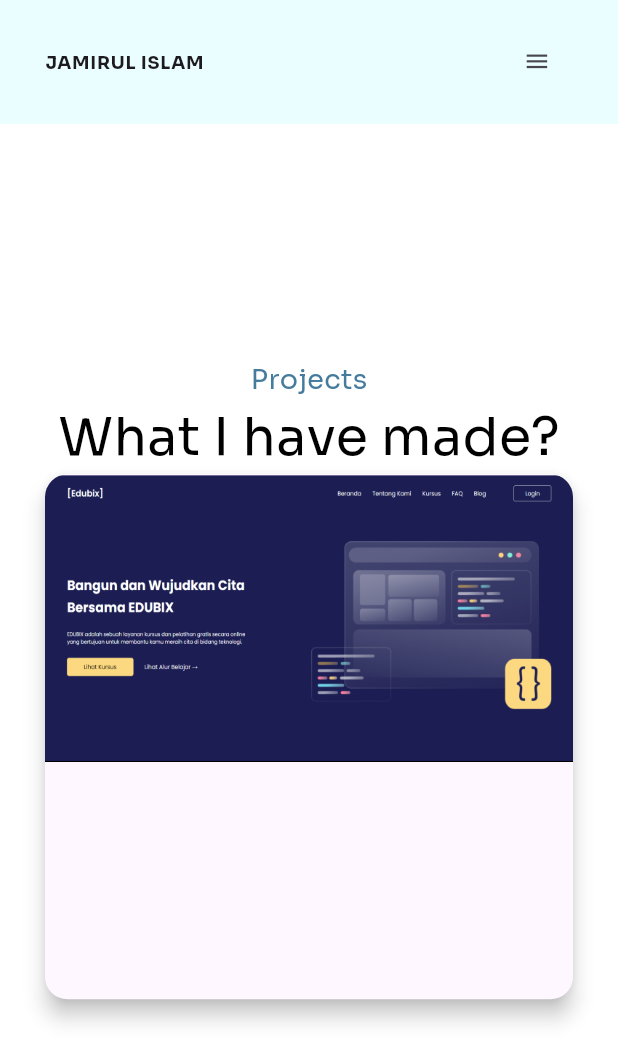
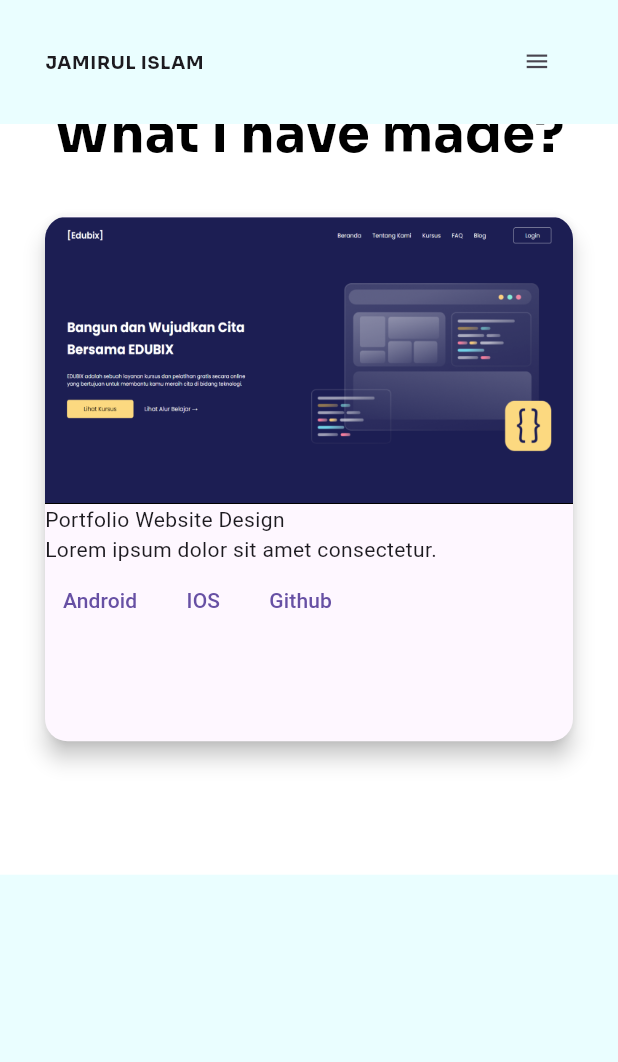
Before and after one commit to rowjoy/Protflio_website, a Flutter app: the screen it shows after launch, swiped to page 4, on a phone screen of 412 x 824 dp. Shown: the top 1062 px of the screen. Run offline on Flutter 3.47's test engine with Material 3 defaults, Android fonts, the light colour scheme and no system bars; drawn by our look-alikes of auto_size_text, flutter_animate; our stand-ins replace avatar_glow, flutter_riverpod, flutter_svg, google_fonts, hexcolor; missing offline and left inert: animate_text, flutter_syntax_view.

Commit message:
Animation implement

```diff
--- a/lib/base_section.dart
+++ b/lib/base_section.dart
@@ -46,13 +46,9 @@ class BaseSection extends StatelessWidget {
           ),
         ),
       ),
-      body: PageView(
+      body: ListView(
         controller: pageController,
         physics: BouncingScrollPhysics(),
-        onPageChanged: (index){
-          // ignore: avoid_print
-          print("Current page ${index}");
-        },
         scrollDirection: Axis.vertical,
         children: [
             ///[ --------HomeSection view------------ ]
@@ -60,25 +56,14 @@ class BaseSection extends StatelessWidget {
               padding: EdgeInsets.only(left: WebSizes.padding(context), right: WebSizes.padding(context)),
               child: Container(
                 height: context.webHight,
-                child: Animate(
-                  effects: [FadeEffect(), ScaleEffect()],
-                  child: HomeSection()
-                ),
+                child: HomeSection(),
               ),
             ),
             ///[-------- About me -------------]
             Container(
-              //height: context.webHight * 0.7,
-              // width: context.webwidth,
+              height: context.webHight / 1.3,
               decoration: BoxDecoration(
                 color: Colors.white,
-                image: DecorationImage(
-                  image: AssetImage("assets/about-animi.gif"),
-                  fit: BoxFit.cover,
-                  opacity: 0.1,
-                  isAntiAlias: true,
-                  colorFilter: ColorFilter.mode(Colors.white, BlendMode.exclusion),
-                ),
               ),
               child: Padding(
                 padding: EdgeInsets.only(left: WebSizes.padding(context), right: WebSizes.padding(context)),
@@ -87,13 +72,14 @@ class BaseSection extends StatelessWidget {
             ),
             ///[------------Skill Section--------------]
             Container(
+              height: context.webHight / 1.3,
               child: Padding(
                 padding: EdgeInsets.only(left: WebSizes.padding(context), right: WebSizes.padding(context)),
                 child: SkillSection(),
               ),
             ),
             Container(
-              height: 500,
+              height: context.webHight / 1.3,
               color: WebColors.colorsWhite,
               child: Padding(
                 padding:  EdgeInsets.only(left: WebSizes.padding(context), right: WebSizes.padding(context)),
@@ -102,8 +88,7 @@ class BaseSection extends StatelessWidget {
              // color: Colors.blue,
             ),
             Container(
-              height: 500,
-              color: Colors.amber,
+              height: 300,
             ),
         ],
       ),
--- a/lib/core/theme.dart
+++ b/lib/core/theme.dart
@@ -4,8 +4,9 @@ import 'package:google_fonts/google_fonts.dart';
 import 'package:protflio_website/core/web_colors.dart';
 
 class TextStyleTheme {
-  static smallText()=> GoogleFonts.sora(textStyle: TextStyle(fontSize: 18,color: WebColors.secendryColors));
-  static largeText()=> GoogleFonts.sora(textStyle:TextStyle(color: WebColors.backColors,fontSize: 35,),);
+  static smallText()=> GoogleFonts.sora(textStyle: TextStyle(fontSize: 18,color: WebColors.secendryColors,fontWeight: FontWeight.w700));
+  static smallText2()=> GoogleFonts.sora(textStyle: TextStyle(fontSize: 18,color: WebColors.secendryColors));
+  static largeText()=> GoogleFonts.sora(textStyle:TextStyle(color: WebColors.backColors,fontSize: 35, fontWeight: FontWeight.bold),);
   static bodyText ()=> GoogleFonts.sora (textStyle : TextStyle(color: WebColors.backColors,fontSize: 15));
   static sKillText()=> GoogleFonts.sora(textStyle: TextStyle(fontSize: 18,color: WebColors.colorsWhite));
 }
--- a/lib/section/about_me_section.dart
+++ b/lib/section/about_me_section.dart
@@ -2,6 +2,7 @@
 
 import 'package:auto_size_text/auto_size_text.dart';
 import 'package:flutter/material.dart';
+import 'package:flutter_animate/flutter_animate.dart';
 import 'package:flutter_svg/flutter_svg.dart';
 import 'package:protflio_website/core/theme.dart';
 import 'package:protflio_website/core/web_extention.dart';
@@ -20,14 +21,14 @@ class AboutMeSection extends StatelessWidget {
          return Container(
            child: !WebSizes.mobileDevice(context) ? Row(
              children: [
-                AboutMeImage(cwidth: cwidth * 0.3, chight: chight * 0.6),
+                AboutMeImage(cwidth: cwidth * 0.3, chight: chight * 0.6).animate().fade().scale().move(delay: 300.ms, duration: 600.ms),
                 InformationText(cwidth: cwidth, chight: chight),
              ],
            ) : Column(
              mainAxisAlignment: MainAxisAlignment.center,
              crossAxisAlignment: CrossAxisAlignment.center,
              children: [
-                 AboutMeImage(cwidth: cwidth * 0.3, chight: chight * 0.6),
+                 AboutMeImage(cwidth: cwidth * 0.3, chight: chight * 0.6).animate().fade().scale().move(delay: 300.ms, duration: 600.ms),
                  InformationText(cwidth: cwidth, chight: chight),
                  SizedBox(height: chight * 0.1,),
              ],
--- a/lib/section/project_section.dart
+++ b/lib/section/project_section.dart
@@ -20,7 +20,7 @@ class ProjectSection extends StatelessWidget {
              Text("What I have made?",
                style: TextStyleTheme.largeText(),
              ),
-
+             SizedBox(height: 30),
              Material(
                elevation: 6,
                shape: RoundedRectangleBorder(
@@ -32,15 +32,6 @@ class ProjectSection extends StatelessWidget {
                  decoration: BoxDecoration(
                    borderRadius: BorderRadius.circular(15),
                  ),
-                //  decoration: BoxDecoration(
-                //     image: DecorationImage(
-                //       repeat: ImageRepeat.noRepeat,
-                //       scale: 0.5,
-                //       alignment: Alignment.topCenter,
-                //       image: AssetImage("assets/demo_images.png")
-                //     ),
-                //     color: WebColors.colorsWhite,
-                //  ),
                 child: Column(
                    children: [
                      ClipRRect(
@@ -50,6 +41,32 @@ class ProjectSection extends StatelessWidget {
                       ),
                       child: Image.asset("assets/demo_images.png", scale: 3,)
                     ),
+
+                    Column(
+                      mainAxisAlignment: MainAxisAlignment.spaceBetween,
+                      crossAxisAlignment: CrossAxisAlignment.start,
+                      children: [
+                        Text("Portfolio Website Design"),
+                        Text("Lorem ipsum dolor sit amet consectetur."),
+                        Row(
+                          children: [
+                            TextButton(
+                              onPressed: (){},
+                              child: Text("Android")
+                            ),
+                            TextButton(
+                              onPressed: (){},
+                              child: Text("IOS")
+                            ),
+                              TextButton(
+                              onPressed: (){},
+                              child: Text("Github"),
+                            ),
+                          ],
+                        ),
+                      ],
+                    ),
+
                    ],
                 ),
                ),
--- a/lib/section/skill_section.dart
+++ b/lib/section/skill_section.dart
@@ -1,5 +1,6 @@
 import 'package:auto_size_text/auto_size_text.dart';
 import 'package:flutter/material.dart';
+import 'package:flutter_animate/flutter_animate.dart';
 import 'package:flutter_syntax_view/flutter_syntax_view.dart';
 
 import '../core/local_data.dart';
@@ -34,7 +35,7 @@ class SkillSection extends StatelessWidget {
                      height: 100,
                      child: Padding(
                        padding: const EdgeInsets.all(15.0),
-                       child: Image.asset("assets/skill/${imageName[index]}"),
+                       child: Image.asset("assets/skill/${imageName[index]}").animate().fade().scale().move(delay: 300.ms, duration: 600.ms),
                      )
                     );
                  }
@@ -50,7 +51,7 @@ class SkillSection extends StatelessWidget {
                 withLinesCount: false,	// Enable/Disable line number
                 expanded: false,	// Enable/Disable container expansion
                 selectable: true // Enable/Disable code text selection
-              ),
+              ).animate().fade().scale().move(delay: 300.ms, duration: 600.ms),
           ],
         );
 
--- a/lib/style_section/web_logo.dart
+++ b/lib/style_section/web_logo.dart
@@ -2,6 +2,7 @@
 
 import 'package:auto_size_text/auto_size_text.dart';
 import 'package:flutter/material.dart';
+import 'package:flutter_animate/flutter_animate.dart';
 import 'package:google_fonts/google_fonts.dart';
 
 class WebLogo extends StatelessWidget {
@@ -19,6 +20,6 @@ class WebLogo extends StatelessWidget {
           letterSpacing: 0.5,
         ),
       )
-    );
+    ).animate().fadeIn();
   }
 }
--- a/pubspec.yaml
+++ b/pubspec.yaml
@@ -48,6 +48,8 @@ dependencies:
   flutter_animate: ^4.5.0
   flutter_syntax_view: ^4.1.0
   avatar_glow: ^3.0.1
+  widget_and_text_animator: ^1.1.5
+  animate_text: ^1.0.0
 
 
 dev_dependencies:
```
Also changed, not shown: lib/style_section/home_component.dart (+16 -7 lines), pubspec.lock.
